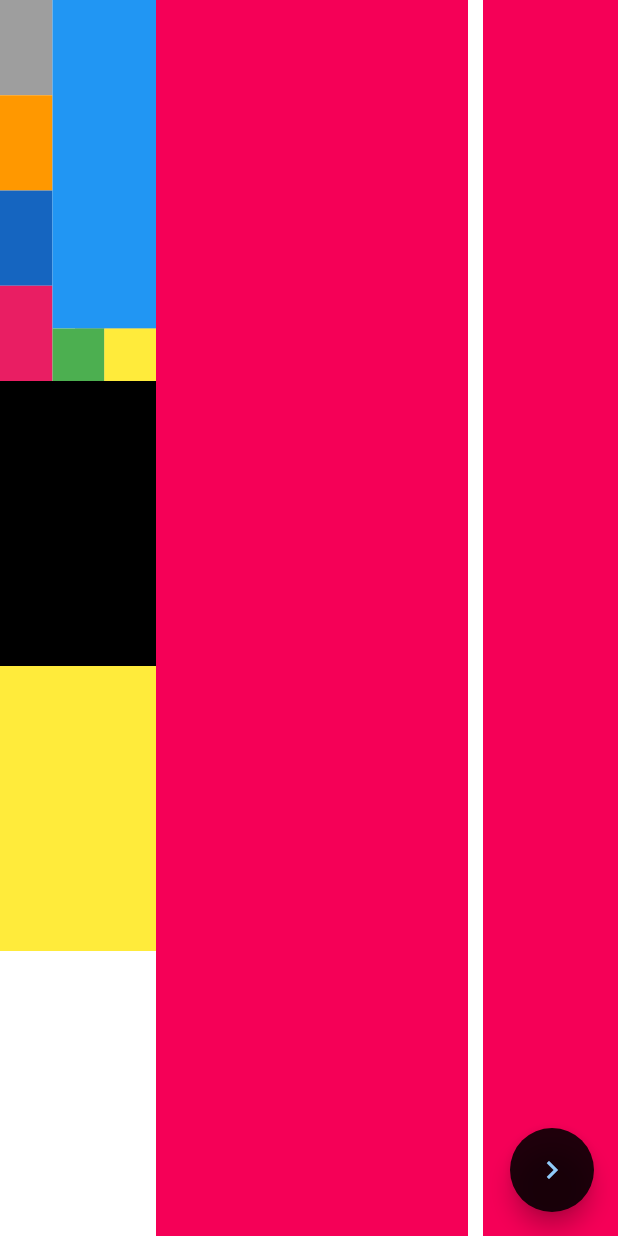
After one commit to pt172/homework1, a Flutter app: the PageFour screen opened by its route, after a tap on the "keyboard arrow right" icon, on a phone screen of 412 x 824 dp. The commit adds this screen. Run offline on Flutter 3.47's test engine with Material 2 defaults, Android fonts, the phone set to English and light mode, and no system bars.

Commit message:
page_five

```diff
--- a/lib/main.dart
+++ b/lib/main.dart
@@ -1,4 +1,5 @@
 import 'package:flutter/material.dart';
+import 'package:homework1/page/page_five.dart';
 import 'package:homework1/page/page_four.dart';
 import 'package:homework1/page/page_one.dart';
 import 'package:homework1/page/page_third.dart';
@@ -20,6 +21,7 @@ class MyApp extends StatelessWidget {
         'pagetwo': (context) => const PageTwo(),
         'pagethird': (context) => const PageThird(),
         'pagefour': (context) => const PageFour(),
+        'pagefive': (context) => const PageFive(),
       },
     );
   }
--- /dev/null
+++ b/lib/page/page_five.dart
@@ -0,0 +1,153 @@
+import 'package:flutter/material.dart';
+
+class PageFive extends StatefulWidget {
+  static const name = '/pagefive';
+  const PageFive({super.key});
+
+  @override
+  State<PageFive> createState() => _PageFiveState();
+}
+
+class _PageFiveState extends State<PageFive> {
+  @override
+  Widget build(BuildContext context) {
+    return Scaffold(
+      floatingActionButton: FloatingActionButton(
+        backgroundColor: Colors.black87,
+        foregroundColor: Colors.blue[200],
+        onPressed: () {
+          Navigator.pop(context);
+          // Navigator.push(context,
+          //     MaterialPageRoute(builder: ((context) => const PageTwo())));
+        },
+        child: const Icon(Icons.keyboard_arrow_right),
+      ),
+      backgroundColor: Colors.white,
+      body: Stack(alignment: Alignment.center, children: [
+        Positioned(
+            left: 50,
+            top: 100,
+            child: Container(
+              color: Colors.black26,
+              width: 200,
+              height: 200,
+            )),
+        Center(
+          child: Row(
+            crossAxisAlignment: CrossAxisAlignment.stretch,
+            // mainAxisAlignment: MainAxisAlignment.spaceBetween,
+            children: <Widget>[
+              Expanded(
+                child: Column(
+                  crossAxisAlignment: CrossAxisAlignment.stretch,
+                  children: [
+                    Expanded(
+                      child: Row(
+                        children: [
+                          Column(
+                            children: [
+                              Expanded(
+                                child: Container(
+                                  height: 35,
+                                  width: 35,
+                                  color: Colors.grey,
+                                ),
+                              ),
+                              Expanded(
+                                child: Container(
+                                  height: 35,
+                                  width: 35,
+                                  color: Colors.orange,
+                                ),
+                              ),
+                              Expanded(
+                                child: Container(
+                                  height: 35,
+                                  width: 35,
+                                  color: Colors.blue[800],
+                                ),
+                              ),
+                              Expanded(
+                                child: Container(
+                                  height: 35,
+                                  width: 35,
+                                  color: Colors.pink,
+                                ),
+                              ),
+                            ],
+                          ),
+                          Expanded(
+                            child: Column(
+                              children: [
+                                Expanded(
+                                  child: Container(
+                                    width: 69,
+                                    height: 100,
+                                    color: Colors.blue,
+                                  ),
+                                ),
+                                Row(
+                                  children: [
+                                    Expanded(
+                                      child: Container(
+                                        width: 35,
+                                        height: 35,
+                                        color: Colors.green,
+                                      ),
+                                    ),
+                                    Expanded(
+                                      child: Container(
+                                        height: 35,
+                                        width: 35,
+                                        color: Colors.yellow,
+                                      ),
+                                    ),
+                                  ],
+                                ),
+                              ],
+                            ),
+                          )
+                        ],
+                      ),
+                    ),
+                    Container(
+                      height: 190,
+                      width: 100,
+                      color: Colors.black,
+                    ),
+                    Container(
+                      height: 190,
+                      width: 100,
+                      color: Colors.yellow,
+                    ),
+                    Container(
+                      height: 190,
+                      width: 100,
+                      color: Colors.white,
+                    ),
+                  ],
+                ),
+              ),
+              Expanded(
+                flex: 2,
+                child: Container(
+                  height: 100,
+                  width: 90,
+                  color: Colors.pinkAccent[400],
+                ),
+              ),
+              const SizedBox(
+                width: 10,
+              ),
+              Container(
+                height: 100,
+                width: 90,
+                color: Colors.pinkAccent[400],
+              ),
+            ],
+          ),
+        ),
+      ]),
+    );
+  }
+}
--- a/lib/page/page_four.dart
+++ b/lib/page/page_four.dart
@@ -21,8 +21,10 @@ class _PageFourState extends State<PageFour> {
           Container(
             margin: const EdgeInsets.all(10),
             child: FloatingActionButton(
+              backgroundColor: Colors.black87,
+              foregroundColor: Colors.blue[200],
               onPressed: () {
-                Navigator.pop(context);
+                Navigator.pushNamed(context, 'pagethird');
                 // Navigator.push(context,
                 //     MaterialPageRoute(builder: ((context) => const PageThird())));
               },
@@ -32,8 +34,10 @@ class _PageFourState extends State<PageFour> {
           Container(
             margin: const EdgeInsets.all(10),
             child: FloatingActionButton(
+              backgroundColor: Colors.black87,
+              foregroundColor: Colors.blue[200],
               onPressed: () {
-                Navigator.pushNamed(context, 'pagethird');
+                Navigator.pushNamed(context, 'pagefive');
                 // Navigator.push(context,
                 //     MaterialPageRoute(builder: ((context) => const PageTwo())));
               },
--- a/lib/page/page_one.dart
+++ b/lib/page/page_one.dart
@@ -1,4 +1,5 @@
 import 'package:flutter/material.dart';
+// ignore: unused_import
 import 'package:homework1/page/page_two.dart';
 
 class PageOne extends StatefulWidget {
@@ -15,20 +16,13 @@ class _PageOneState extends State<PageOne> {
     return Scaffold(
       floatingActionButton: Wrap(
         direction: Axis.horizontal,
-        children: [
-          // Container(
-          //   margin: const EdgeInsets.all(10),
-          //   child: FloatingActionButton(
-          //     onPressed: () {
-          //       Navigator.push(context,
-          //           MaterialPageRoute(builder: ((context) => const PageTwo())));
-          //     },
-          //     child: const Icon(Icons.keyboard_arrow_left),
-          //   ),
-          // ),
+        children: <Widget>[
+          // dòng này có nghĩa gì?
           Container(
             margin: const EdgeInsets.all(10),
             child: FloatingActionButton(
+              backgroundColor: Colors.black87,
+              foregroundColor: Colors.blue[200],
               onPressed: () {
                 Navigator.pushNamed(context, 'pagetwo');
                 // Navigator.push(context,
@@ -45,9 +39,6 @@ class _PageOneState extends State<PageOne> {
           crossAxisAlignment: CrossAxisAlignment.stretch,
           mainAxisAlignment: MainAxisAlignment.spaceBetween,
           children: <Widget>[
-            // const SizedBox(
-            //   height: 100,
-            // ),
             Container(
               height: 100,
               width: 90,
--- a/lib/page/page_third.dart
+++ b/lib/page/page_third.dart
@@ -33,6 +33,8 @@ class _PageThirdState extends State<PageThird> {
           Container(
             margin: const EdgeInsets.all(10),
             child: FloatingActionButton(
+              backgroundColor: Colors.black87,
+              foregroundColor: Colors.blue[200],
               onPressed: () {
                 Navigator.pushNamed(context, 'pagetwo');
                 // Navigator.push(context,
@@ -44,6 +46,8 @@ class _PageThirdState extends State<PageThird> {
           Container(
             margin: const EdgeInsets.all(10),
             child: FloatingActionButton(
+              backgroundColor: Colors.black87,
+              foregroundColor: Colors.blue[200],
               onPressed: () {
                 Navigator.pushNamed(context, 'pagefour');
                 // Navigator.push(context,
--- a/lib/page/page_two.dart
+++ b/lib/page/page_two.dart
@@ -19,6 +19,8 @@ class _PageTwoState extends State<PageTwo> {
           Container(
             margin: const EdgeInsets.all(10),
             child: FloatingActionButton(
+              backgroundColor: Colors.black87,
+              foregroundColor: Colors.blue[200],
               onPressed: () {
                 Navigator.pushNamed(context, 'pageone');
                 // Navigator.push(context,
@@ -30,6 +32,8 @@ class _PageTwoState extends State<PageTwo> {
           Container(
             margin: const EdgeInsets.all(10),
             child: FloatingActionButton(
+              backgroundColor: Colors.black87,
+              foregroundColor: Colors.blue[200],
               onPressed: () {
                 Navigator.pushNamed(context, 'pagethird');
                 // Navigator.push(context,
```
